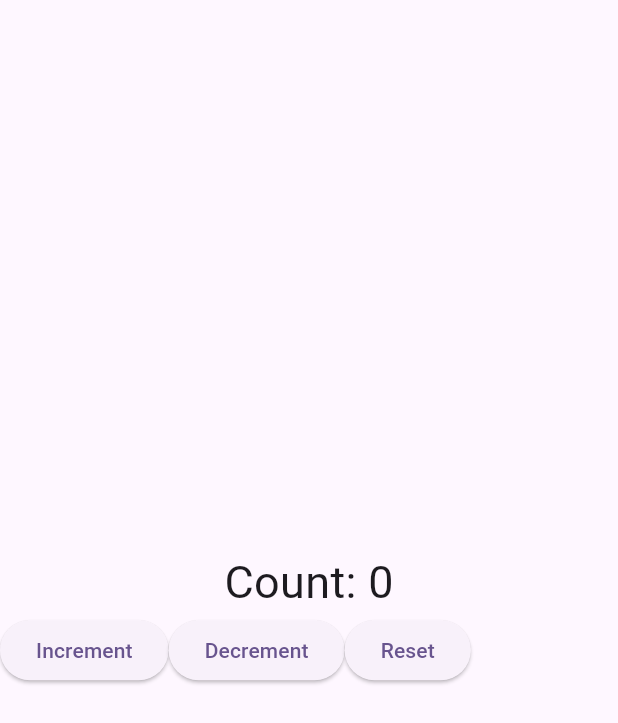
After one commit to boywithdv/riverpod_app, a Flutter app: the screen it shows after launch, after a tap on "Change Notifier Provider Page", on a phone screen of 412 x 824 dp. The commit adds this screen. Shown: the top 723 px of the screen. Run offline on Flutter 3.47's test engine with Material 3 defaults, Android fonts, the phone set to English and light mode, and no system bars; our stand-ins replace clock, cloud_firestore, flutter_hooks, flutter_riverpod, freezed_annotation, hooks_riverpod; accounts and stored records are empty.

Commit message:
feat: change notifier providerで使うcountを定義してページ作成する

```diff
--- /dev/null
+++ b/lib/entries/counter.dart
@@ -0,0 +1,24 @@
+import 'package:flutter/material.dart';
+
+class Counter extends ChangeNotifier {
+  int _count = 0;
+  /// countという名前のgetterを作成
+  /// getterは _countというプライベート変数を返すだけのメソッド
+  int get count => _count;
+
+  void increment() {
+    // 現在のcounterに1を加算
+    _count++;
+    notifyListeners();
+  }
+  void decrement() {
+    // 現在のcounterに1を減算
+    _count--;
+    notifyListeners();
+  }
+  void reset() {
+    // 現在のcounterを0にリセット
+    _count = 0;
+    notifyListeners();
+  }
+}
--- /dev/null
+++ b/lib/features/notifier_counter_provider.dart
@@ -0,0 +1,6 @@
+
+import 'package:hooks_riverpod/hooks_riverpod.dart';
+
+import '../entries/counter.dart';
+
+final counterProvider = ChangeNotifierProvider((ref) => Counter());
--- a/lib/main.dart
+++ b/lib/main.dart
@@ -1,6 +1,7 @@
 import 'package:flutter/material.dart';
 import 'package:flutter_riverpod/flutter_riverpod.dart';
 import 'package:riverpod_app/features/my_provider.dart';
+import 'package:riverpod_app/pages/provider/change_notifier_provider_page.dart';
 
 import 'package:riverpod_app/pages/provider/consumer_widget_sample_page.dart';
 import 'package:riverpod_app/pages/provider/counter_state_provider_page.dart';
@@ -85,6 +86,9 @@ class MyHomePage extends ConsumerWidget {
               MaterialButton(onPressed: (){
                     Navigator.push(context, MaterialPageRoute(builder: (context)=>StreamProviderPage()));
                   }, child: Text('StreamProvider Page',style: TextStyle(color: Colors.blue),),),
+              MaterialButton(onPressed: (){
+                    Navigator.push(context, MaterialPageRoute(builder: (context)=>ChangeNotifierProviderPage()));
+                  }, child: Text('Change Notifier Provider Page',style: TextStyle(color: Colors.blue),),),
             ],
           ),
         ),
--- /dev/null
+++ b/lib/pages/provider/change_notifier_provider_page.dart
@@ -0,0 +1,43 @@
+/// ChangeNotifier - Flutter SDK に内蔵されている
+/// 状態とそれを操作するメソッドを同一クラスにかける
+///
+/// 使用用途
+/// 状態の保持、状態の操作を行う。
+/// 状態を変更し、widgetに伝達するには notifyListeners()を呼ぶ
+///
+
+import 'package:flutter/material.dart';
+import 'package:hooks_riverpod/hooks_riverpod.dart';
+import 'package:riverpod_app/features/notifier_counter_provider.dart';
+
+
+class ChangeNotifierProviderPage extends ConsumerWidget {
+  const ChangeNotifierProviderPage({super.key});
+
+// 〜中略〜 buildメソッド
+Widget build(BuildContext context, WidgetRef ref) {
+  // Providerを読み取る。watchを使用しているので、
+  // `Counter` の状態が更新されるとbuildメソッドが再実行され、画面が更新される
+  final counter = ref.watch(counterProvider);
+  return Scaffold(
+    // 最新の `count` 数を表示
+    body: Column(
+      mainAxisAlignment: MainAxisAlignment.center,
+      crossAxisAlignment: CrossAxisAlignment.center,
+      children: [
+        Text('Count: ${counter.count}',style: TextStyle(fontSize: 30),),
+        Row(
+          children: [
+            ElevatedButton(
+              // ボタンタップで Counterの `increase()` メソッドを実行
+              onPressed: counter.increment,
+              child: Text('Increment'),
+            ),
+            ElevatedButton(onPressed: counter.decrement, child: Text('Decrement'),),
+            ElevatedButton(onPressed: counter.reset, child: Text('Reset'),),
+          ],
+        ),      ],
+    ),
+  );
+}
+}
```
